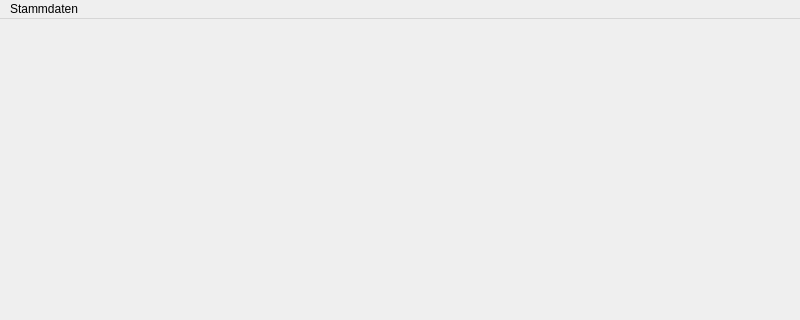
This is mainwindow.ui in TischlerWilly/azwkz as Qt 5 draws it before an edit; both pictures show x 0 to 800 and y 0 to 320 of the 800 by 600 pixel window. The edited form follows.
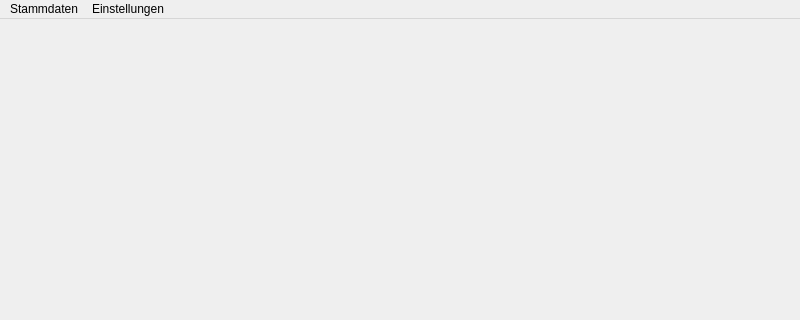
This is the edited form.

The edit to the form file:
```diff
--- a/mainwindow.ui
+++ b/mainwindow.ui
@@ -30,7 +30,14 @@
     <addaction name="actionKostenstellen"/>
     <addaction name="actionMitarbeiter"/>
    </widget>
+   <widget class="QMenu" name="menuEinstellungen">
+    <property name="title">
+     <string>Einstellungen</string>
+    </property>
+    <addaction name="actionBenutzerverwaltung"/>
+   </widget>
    <addaction name="menuStammdaten"/>
+   <addaction name="menuEinstellungen"/>
   </widget>
   <widget class="QStatusBar" name="statusbar"/>
   <action name="actionKostenstellen">
```
Left out of the diff: 5 changed lines with no effect on the pictures.
